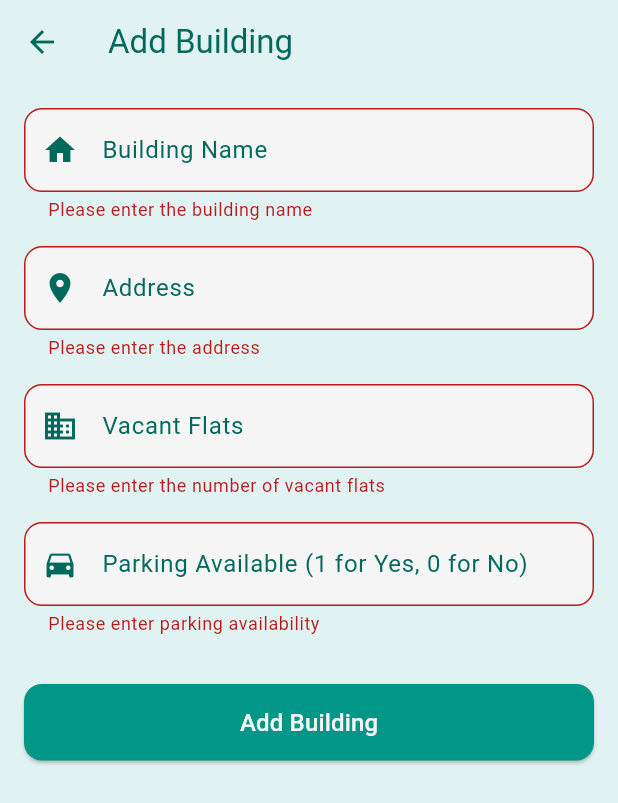
After one commit to ShadmaN1028/RentEase, a Flutter app: the AddBuildingPage screen opened directly, after a tap on "Add Building", on a phone screen of 412 x 824 dp. The commit adds this screen. Shown: the top 803 px of the screen. Run offline on Flutter 3.47's test engine with Material 3 defaults, Android fonts, the light colour scheme and no system bars; our stand-ins replace dio, lottie, lucide_icons.

Commit message:
owner building list and owner add building done

```diff
--- /dev/null
+++ b/lib/models/building_model.dart
@@ -0,0 +1,25 @@
+class Building {
+  final int buildingId;
+  final String buildingName;
+  final String address;
+  final int vacantFlats;
+  final int parking;
+
+  Building({
+    required this.buildingId,
+    required this.buildingName,
+    required this.address,
+    required this.vacantFlats,
+    required this.parking,
+  });
+
+  factory Building.fromJson(Map<String, dynamic> json) {
+    return Building(
+      buildingId: json['building_id'] ?? 0,
+      buildingName: json['building_name'] ?? '',
+      address: json['address'],
+      vacantFlats: json['vacant_flats'],
+      parking: json['parking'],
+    );
+  }
+}
--- a/lib/repositories/auth_repository.dart
+++ b/lib/repositories/auth_repository.dart
@@ -37,7 +37,7 @@ class AuthRepository {
       log(endpoint);
       log("Email: $email, Password: $password");
       Response response = await _dio.post(
-        "${ApiService.baseUrl}${endpoint}",
+        "${ApiService.baseUrl}$endpoint",
         data:
             isOwner
                 ? {"owner_email": email, "owner_password": password}
--- a/lib/screens/login_pages/login_page.dart
+++ b/lib/screens/login_pages/login_page.dart
@@ -24,7 +24,7 @@ class _LoginPageState extends State<LoginPage> {
     super.initState();
     WidgetsBinding.instance.addPostFrameCallback((_) {
       Provider.of<AuthProvider>(context, listen: false).setToNullLogin();
-      _emailController.text = "tenant1@tenant.com";
+      _emailController.text = "1@2.3";
       _passwordController.text = "12345678";
     });
   }
--- /dev/null
+++ b/lib/screens/owner/building/add_building.dart
@@ -0,0 +1,223 @@
+import 'package:flutter/material.dart';
+import 'package:dio/dio.dart';
+import 'package:provider/provider.dart';
+import 'package:rentease/services/api_services.dart';
+import 'package:rentease/providers/auth_provider.dart';
+import 'package:rentease/utils/constants.dart';
+import 'package:rentease/widgets/widget_tree.dart';
+
+class AddBuildingPage extends StatefulWidget {
+  const AddBuildingPage({super.key});
+
+  @override
+  State<AddBuildingPage> createState() => _AddBuildingPageState();
+}
+
+class _AddBuildingPageState extends State<AddBuildingPage> {
+  final _formKey = GlobalKey<FormState>();
+  final _buildingNameController = TextEditingController();
+  final _addressController = TextEditingController();
+  final _vacantFlatsController = TextEditingController();
+  final _parkingController = TextEditingController();
+  bool _isLoading = false;
+
+  Future<void> _addBuilding() async {
+    if (!_formKey.currentState!.validate()) return;
+
+    String? token = Provider.of<AuthProvider>(context, listen: false).token;
+    if (token == null) {
+      ScaffoldMessenger.of(context).showSnackBar(
+        const SnackBar(content: Text("Unauthorized: No token found")),
+      );
+      return;
+    }
+
+    setState(() {
+      _isLoading = true;
+    });
+
+    try {
+      final apiService = ApiService();
+      final response = await apiService.dio.post(
+        '${ApiService.baseUrl}/owner/add-building',
+        data: {
+          'building_name': _buildingNameController.text.trim(),
+          'address': _addressController.text.trim(),
+          'vacant_flats': int.parse(_vacantFlatsController.text.trim()),
+          'parking': int.parse(_parkingController.text.trim()),
+        },
+        options: Options(headers: {'Authorization': 'Bearer $token'}),
+      );
+
+      if (response.statusCode == 200) {
+        ScaffoldMessenger.of(context).showSnackBar(
+          const SnackBar(content: Text("Building added successfully")),
+        );
+        // Clear the form fields
+        _formKey.currentState!.reset();
+        _buildingNameController.clear();
+        _addressController.clear();
+        _vacantFlatsController.clear();
+        _parkingController.clear();
+
+        // Redirect to OwnerSearchPage
+        Navigator.pushReplacement(
+          context,
+          MaterialPageRoute(
+            builder: (context) {
+              return WidgetTree();
+            },
+          ),
+        );
+      } else {
+        throw Exception("Failed to add building");
+      }
+    } catch (e) {
+      ScaffoldMessenger.of(
+        context,
+      ).showSnackBar(SnackBar(content: Text("Error adding building: $e")));
+    } finally {
+      setState(() {
+        _isLoading = false;
+      });
+    }
+  }
+
+  @override
+  Widget build(BuildContext context) {
+    return Scaffold(
+      appBar: AppBar(
+        title: Text(
+          'Add Building',
+          style: TextStyle(color: BackgroundColor.button2),
+        ),
+        backgroundColor: BackgroundColor.bgcolor,
+        iconTheme: IconThemeData(
+          color: BackgroundColor.button2,
+        ), // Set back button color to teal
+      ),
+      backgroundColor: BackgroundColor.bgcolor, // Set background color
+      body: Padding(
+        padding: const EdgeInsets.all(16.0),
+        child: Form(
+          key: _formKey,
+          child: ListView(
+            children: [
+              TextFormField(
+                controller: _buildingNameController,
+                decoration: InputDecoration(
+                  labelText: 'Building Name',
+                  prefixIcon: Icon(Icons.home, color: BackgroundColor.button2),
+                  filled: true,
+                  fillColor: Colors.grey[100], // Fill with grey[100]
+                  border: OutlineInputBorder(
+                    borderRadius: BorderRadius.circular(12), // Rounded corners
+                  ),
+                  labelStyle: TextStyle(color: BackgroundColor.button2),
+                ),
+                validator: (value) {
+                  if (value == null || value.isEmpty) {
+                    return 'Please enter the building name';
+                  }
+                  return null;
+                },
+              ),
+              const SizedBox(height: 16),
+              TextFormField(
+                controller: _addressController,
+                decoration: InputDecoration(
+                  labelText: 'Address',
+                  prefixIcon: Icon(
+                    Icons.location_on,
+                    color: BackgroundColor.button2,
+                  ),
+                  filled: true,
+                  fillColor: Colors.grey[100],
+                  border: OutlineInputBorder(
+                    borderRadius: BorderRadius.circular(12),
+                  ),
+                  labelStyle: TextStyle(color: BackgroundColor.button2),
+                ),
+                validator: (value) {
+                  if (value == null || value.isEmpty) {
+                    return 'Please enter the address';
+                  }
+                  return null;
+                },
+              ),
+              const SizedBox(height: 16),
+              TextFormField(
+                controller: _vacantFlatsController,
+                decoration: InputDecoration(
+                  labelText: 'Vacant Flats',
+                  prefixIcon: Icon(
+                    Icons.business,
+                    color: BackgroundColor.button2,
+                  ),
+                  filled: true,
+                  fillColor: Colors.grey[100],
+                  border: OutlineInputBorder(
+                    borderRadius: BorderRadius.circular(12),
+                  ),
+                  labelStyle: TextStyle(color: BackgroundColor.button2),
+                ),
+                keyboardType: TextInputType.number,
+                validator: (value) {
+                  if (value == null || value.isEmpty) {
+                    return 'Please enter the number of vacant flats';
+                  }
+                  return null;
+                },
+              ),
+              const SizedBox(height: 16),
+              TextFormField(
+                controller: _parkingController,
+                decoration: InputDecoration(
+                  labelText: 'Parking Available (1 for Yes, 0 for No)',
+                  prefixIcon: Icon(
+                    Icons.directions_car,
+                    color: BackgroundColor.button2,
+                  ),
+                  filled: true,
+                  fillColor: Colors.grey[100],
+                  border: OutlineInputBorder(
+                    borderRadius: BorderRadius.circular(12),
+                  ),
+                  labelStyle: TextStyle(color: BackgroundColor.button2),
+                ),
+                keyboardType: TextInputType.number,
+                validator: (value) {
+                  if (value == null || value.isEmpty) {
+                    return 'Please enter parking availability';
+                  }
+                  return null;
+                },
+              ),
+              const SizedBox(height: 32),
+              ElevatedButton(
+                onPressed: _isLoading ? null : _addBuilding,
+                style: ElevatedButton.styleFrom(
+                  backgroundColor: Colors.teal,
+                  padding: const EdgeInsets.symmetric(vertical: 14),
+                  shape: RoundedRectangleBorder(
+                    borderRadius: BorderRadius.circular(12),
+                  ),
+                ),
+                child:
+                    _isLoading
+                        ? CircularProgressIndicator(color: Colors.grey[100])
+                        : Text(
+                          'Add Building',
+                          style: TextStyle(
+                            fontSize: 16,
+                            color: Colors.grey[100],
+                          ),
+                        ),
+              ),
+            ],
+          ),
+        ),
+      ),
+    );
+  }
+}
--- a/lib/services/api_services.dart
+++ b/lib/services/api_services.dart
@@ -2,7 +2,8 @@ import 'package:dio/dio.dart';
 
 class ApiService {
   static const String baseUrl =
-      "http://10.0.2.2:8000/api/v1/"; // Android Emulator Localhost
+      //"http://10.0.2.2:8000/api/v1/"; // Android Emulator Localhost
+      "http://192.168.0.117:8000/api/v1/"; // Local Network IP
   final Dio _dio = Dio();
   Dio get dio => _dio;
 
--- a/pubspec.yaml
+++ b/pubspec.yaml
@@ -39,6 +39,7 @@ dependencies:
   provider: ^6.1.2
   dio: ^5.8.0+1
   http: ^1.3.0
+  lucide_icons: ^0.257.0
 
 dev_dependencies:
   flutter_test:
```
Also changed, not shown: lib/screens/owner/owner_search.dart (+144 -18 lines), lib/widgets/building_card.dart (added, +108 -0 lines), pubspec.lock.
